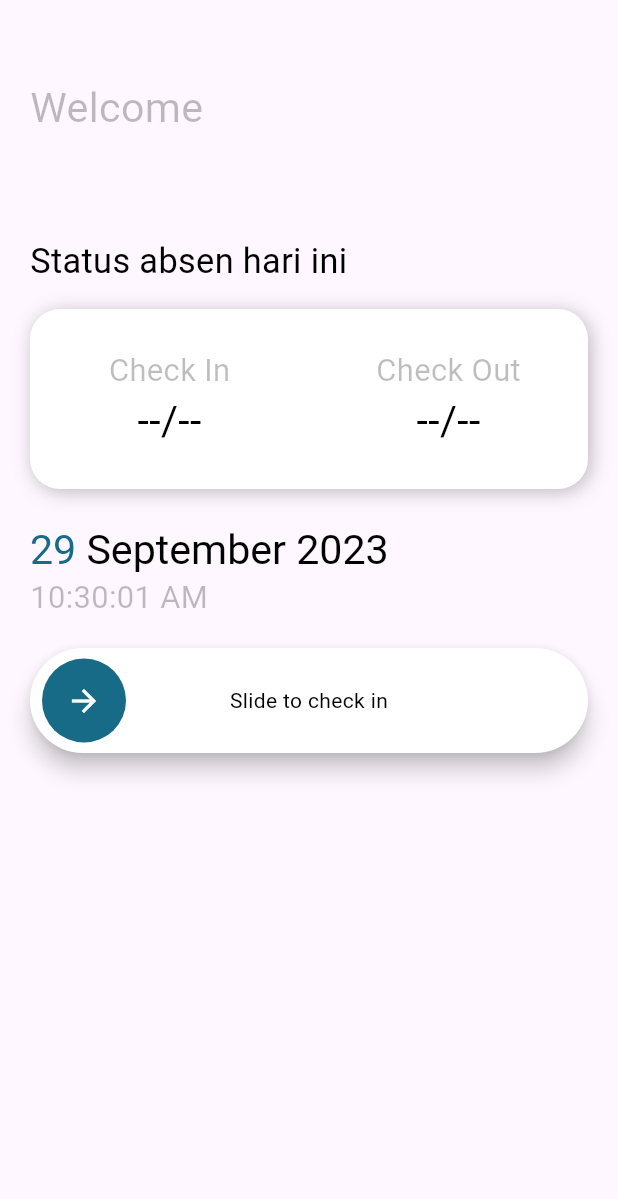
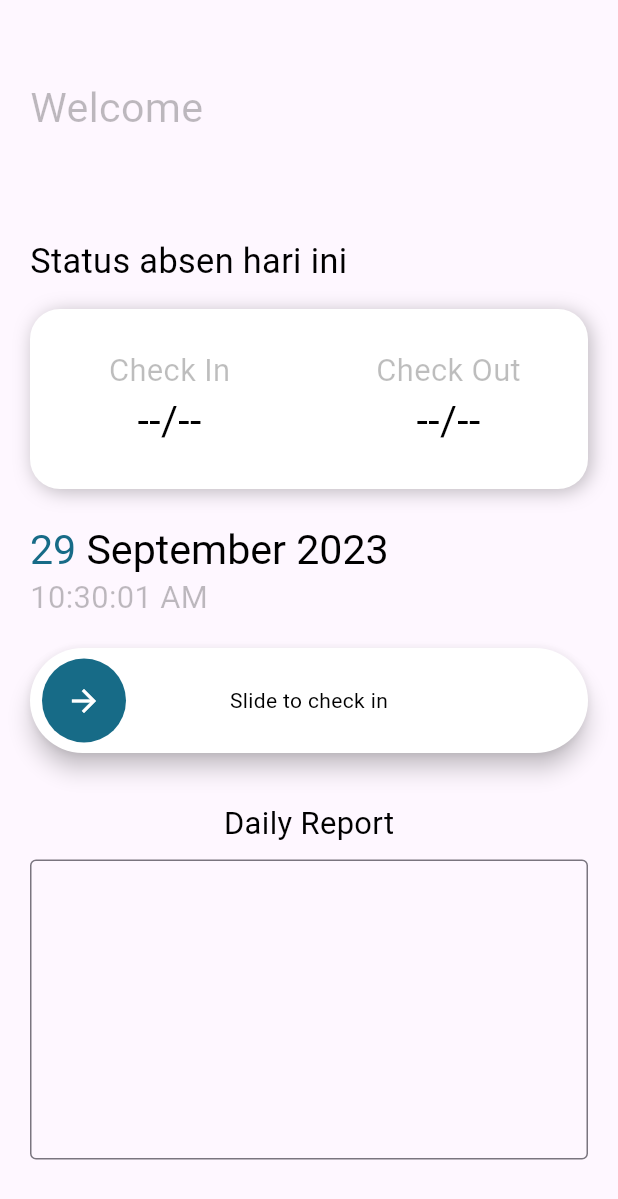
Before and after one commit to lenilestari/absensi_simulasi_web, a Flutter app: the TodayScreen screen opened directly, on a phone screen of 412 x 824 dp. Shown: the top 1199 px of the screen. Run offline on Flutter 3.47's test engine with Material 2 defaults, Android fonts, the light colour scheme and no system bars; drawn by our look-alikes of slide_to_act; our stand-ins replace cloud_firestore, firebase_core, firebase_storage, flutter_keyboard_visibility, font_awesome_flutter, geocoding and 3 more; missing offline and left inert: month_year_picker; accounts and stored records are empty; Roboto replaces fonts that are missing (font_2).

Commit message:
Daily Report belum solved

```diff
--- a/lib/model/user.dart
+++ b/lib/model/user.dart
@@ -9,4 +9,5 @@ class User {
   static double lat = 0;
   static double long = 0;
   static bool canEdit = true;
+  static String dailyReportText = "";
 }
--- a/lib/todayscreen.dart
+++ b/lib/todayscreen.dart
@@ -22,6 +22,10 @@ class _TodayScreenState extends State<TodayScreen> {
   String checkOut = "--/--";
 
   String location = " ";
+
+  bool isCheckingIN = true; // ini untuk mengontrol tampila daily report
+
+  String dailyReportText = ""; // ini untuk nyimpan teks dari daily report
 
   Color primary = Color(0xFF176B87);
 
@@ -58,11 +62,13 @@ class _TodayScreenState extends State<TodayScreen> {
       setState(() {
         checkIn = querySnapshot2['checkIn'];
         checkOut = querySnapshot2['checkOut'];
+        User.dailyReportText = querySnapshot2['dailyReportText'] ?? "";
       });
     } catch (e) {
       setState(() {
         checkIn = "--/--";
         checkOut = "--/--";
+        User.dailyReportText = "";
       });
     }
     print(checkIn);
@@ -238,18 +244,35 @@ class _TodayScreenState extends State<TodayScreen> {
                             innerColor: primary,
                             key: key,
                             onSubmit: () async {
-                              //
-                              // Timer(Duration(seconds: 1), () {
-                              //   key.currentState!.reset();
-                              // });
+                              if (User.lat != 0) {
+                                if (isCheckingIN) {
+                                  setState(() {
+                                    isCheckingIN = false;
+                                  });
+                                } else {
+                                  if (User.lat != 0) _getLocation();
 
-                              // Future.delayed(Duration(milliseconds: 500), (){
-                              //   key.currentState!.reset();
-                              //
-                              // });
-
-                              if (User.lat != 0) {
-                                _getLocation();
+                                  try {
+                                    // simpan data checkout ke firebase firestore
+                                    await FirebaseFirestore.instance
+                                        .collection("NIM")
+                                        .doc(User.dailyReportText)
+                                        .collection("Record")
+                                        .doc(DateFormat('dd MMMM yyyy')
+                                            .format(DateTime.now()))
+                                        .update({
+                                      'date': Timestamp.now(),
+                                      'checkIn': checkIn,
+                                      'checkOut': DateFormat('hh:mm')
+                                          .format(DateTime.now()),
+                                      'CheckInLocation': location,
+                                      'dailyReportText': User.dailyReportText,
+                                    });
+                                  } catch (e) {
+                                    // Handle jika terjadi kesalahan saat menyimpan data
+                                  }
+                                  key.currentState!.reset();
+                                }
 
                                 print(
                                     DateFormat('hh:mm').format(DateTime.now()));
@@ -417,6 +440,45 @@ class _TodayScreenState extends State<TodayScreen> {
                     "Location : " + location,
                   )
                 : const SizedBox(),
+            Container(
+              margin: const EdgeInsets.only(top: 20),
+              child: isCheckingIN
+                  ? Container(
+                      // catatan disini kalo ada error cek disini
+                      // Tampilkan daily report saat check-in
+                      child: Column(
+                        children: [
+                          // Tambahkan konten daily report di sini
+                          Text(
+                            "Daily Report",
+                            style: TextStyle(
+                              fontFamily: "font_2",
+                              fontSize: screenWidth / 20,
+                              color: Colors.black,
+                            ),
+                          ),
+
+                          SizedBox(height: 10),
+                          TextFormField(
+                            // Ini adalah input teks untuk daily report
+                            decoration: InputDecoration(
+                              // labelText: 'Daily Report',
+                              border: OutlineInputBorder(),
+                              alignLabelWithHint: true,
+                            ),
+                            maxLines: 7,
+                            onChanged: (text) {
+                              // Mengambil nilai input dan menyimpannya
+                              setState(() {
+                                dailyReportText = text;
+                              });
+                            },
+                          ),
+                        ],
+                      ),
+                    )
+                  : Container(), // Sembunyikan daily report saat check-out
+            ),
           ],
         ),
       ),
```
